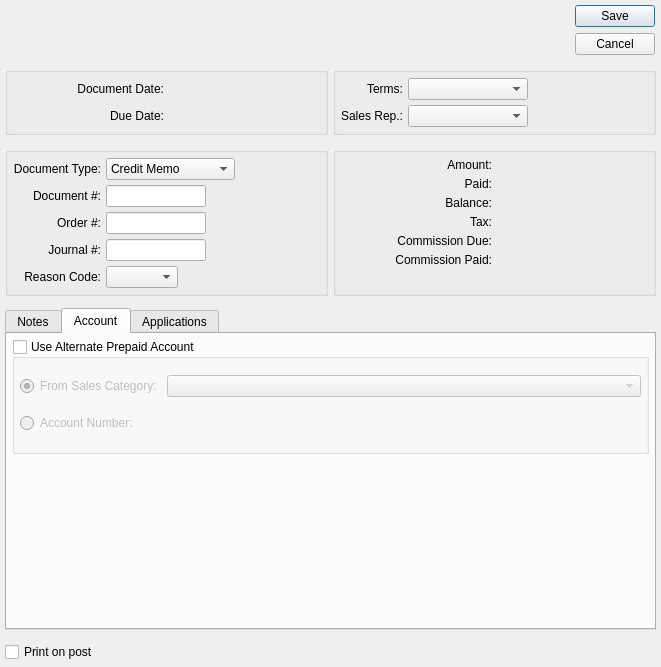
Pegasus-RPG/xtuple-client, file guiclient/arOpenItem.ui: the form before one commit.
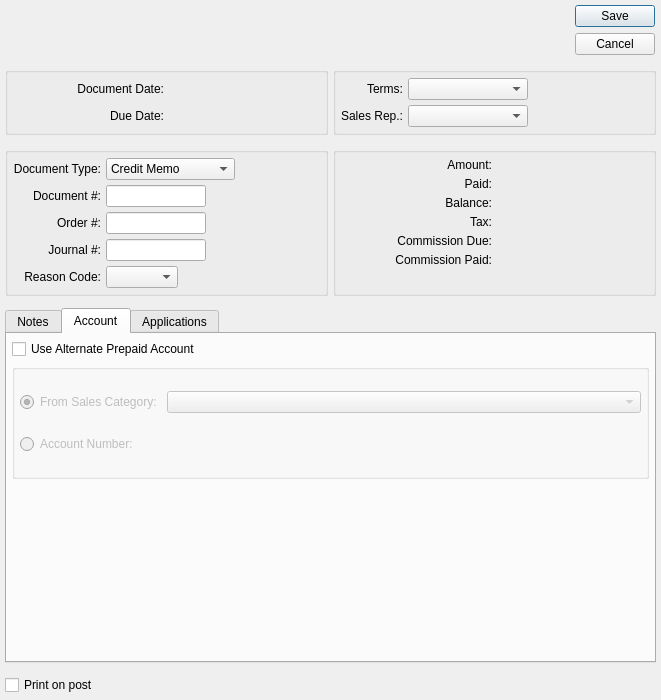
The form after the commit. The open tabs and pages were chosen to show the change. Custom widgets are drawn as their Qt base class.

Commit message: Issue #13576:change alternate prepaid account enabling/disabling so altAccntid can be entered

Diff of the .ui file:
```diff
--- a/guiclient/arOpenItem.ui
+++ b/guiclient/arOpenItem.ui
@@ -14,7 +14,7 @@
     <x>0</x>
     <y>0</y>
     <width>661</width>
-    <height>667</height>
+    <height>700</height>
    </rect>
   </property>
   <property name="windowTitle">
@@ -590,8 +590,11 @@
          <string>Account</string>
         </attribute>
         <layout class="QGridLayout">
-         <item row="0" column="0">
+         <item row="1" column="0">
           <widget class="QGroupBox" name="_altPrepaid">
+           <property name="enabled">
+            <bool>true</bool>
+           </property>
            <property name="minimumSize">
             <size>
              <width>0</width>
@@ -599,10 +602,10 @@
             </size>
            </property>
            <property name="title">
-            <string>Use Alternate Prepaid Account</string>
+            <string/>
            </property>
            <property name="checkable">
-            <bool>true</bool>
+            <bool>false</bool>
            </property>
            <property name="checked">
             <bool>false</bool>
@@ -610,6 +613,9 @@
            <layout class="QGridLayout">
             <item row="0" column="2">
              <widget class="XComboBox" name="_altSalescatid">
+              <property name="enabled">
+               <bool>false</bool>
+              </property>
               <property name="sizePolicy">
                <sizepolicy hsizetype="MinimumExpanding" vsizetype="Fixed">
                 <horstretch>0</horstretch>
@@ -620,6 +626,9 @@
             </item>
             <item row="0" column="0" colspan="2">
              <widget class="QRadioButton" name="_altSalescatidSelected">
+              <property name="enabled">
+               <bool>false</bool>
+              </property>
               <property name="text">
                <string>From Sales Category:</string>
               </property>
@@ -630,6 +639,9 @@
             </item>
             <item row="1" column="0">
              <widget class="QRadioButton" name="_altAccntidSelected">
+              <property name="enabled">
+               <bool>false</bool>
+              </property>
               <property name="text">
                <string>Account Number:</string>
               </property>
@@ -645,7 +657,7 @@
            </layout>
           </widget>
          </item>
-         <item row="1" column="0">
+         <item row="2" column="0">
           <spacer>
            <property name="orientation">
             <enum>Qt::Vertical</enum>
@@ -658,6 +670,13 @@
            </property>
           </spacer>
          </item>
+         <item row="0" column="0">
+          <widget class="QCheckBox" name="_useAltPrepaid">
+           <property name="text">
+            <string>Use Alternate Prepaid Account</string>
+           </property>
+          </widget>
+         </item>
         </layout>
        </widget>
        <widget class="QWidget" name="_applicationsTab">
```
Left out of the diff: 32 changed lines with no effect on the pictures. The commit also changes 3 other files.
